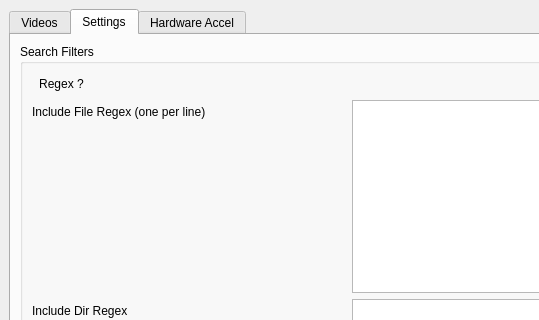
Jake-Andrews/NDVDetector, file src/MainWindow.ui: the form before one commit; both pictures show x 0 to 539 and y 0 to 320 of the 1000 by 1201 pixel window.
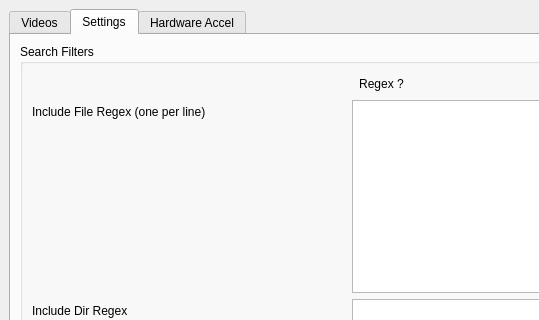
The form after the commit. The open tabs and pages were chosen to show the change.

```diff
--- a/src/MainWindow.ui
+++ b/src/MainWindow.ui
@@ -101,7 +101,7 @@
           <property name="title"><string>Search Filters</string></property>
           <layout class="QFormLayout" name="filtersLayout">
            <!-- regex help row -->
-           <item row="0" column="0" colspan="3">
+           <item row="0" column="1">
             <widget class="QToolButton" name="regexHelpButton">
              <property name="text"><string>Regex ?</string></property>
              <property name="toolTip"><string>
```
Left out of the diff: 28 changed lines with no effect on the pictures.
